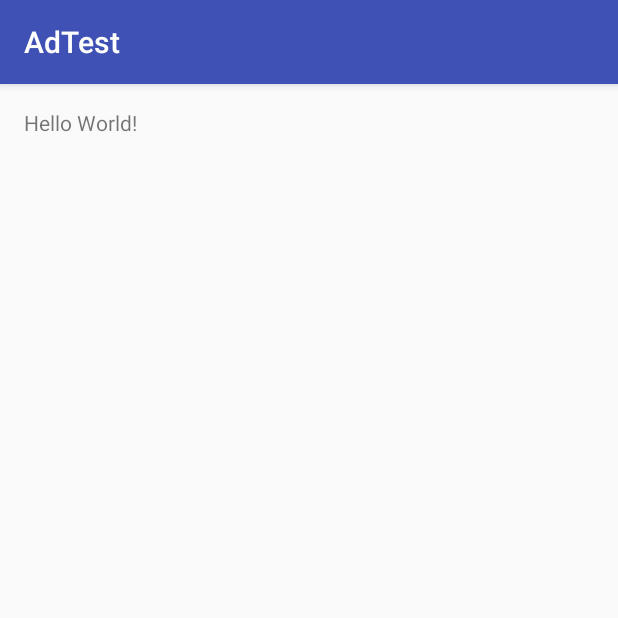
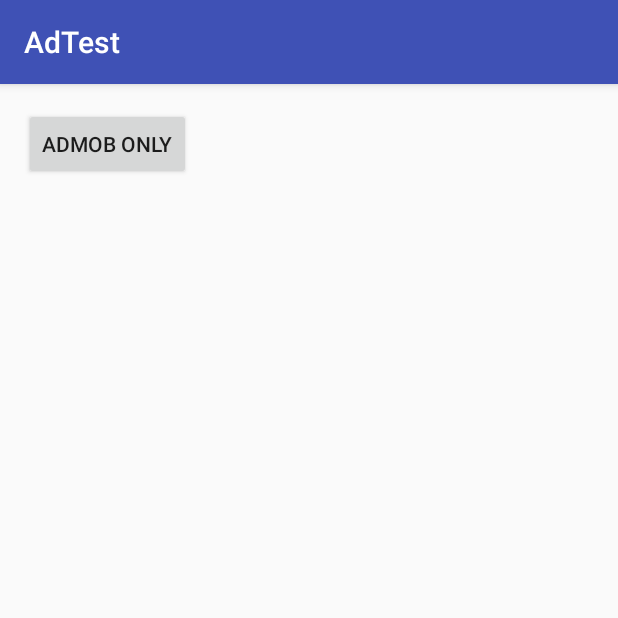
Before and after one commit to masaibar/AdTest, an Android app: the screen it shows after launch (MainActivity), on a phone screen of 412 x 824 dp, the top half of it. Run offline under Robolectric (Android 15) with nearby library versions, the phone set to English and light mode, and no system bars.

Commit message:
AdMob単体追加

```diff
--- a/app/build.gradle
+++ b/app/build.gradle
@@ -26,4 +26,8 @@ dependencies {
     })
     compile 'com.android.support:appcompat-v7:25.1.0'
     testCompile 'junit:junit:4.12'
+    compile 'com.google.firebase:firebase-ads:10.0.1'
+
 }
+
+apply plugin: 'com.google.gms.google-services'
--- /dev/null
+++ b/app/src/debug/res/values/strings.xml
@@ -0,0 +1,4 @@
+<?xml version="1.0" encoding="utf-8"?>
+<resources>
+    <string name="banner_ad_unit_id">ca-app-pub-3940256099942544/6300978111</string>
+</resources>
--- a/app/src/main/AndroidManifest.xml
+++ b/app/src/main/AndroidManifest.xml
@@ -1,6 +1,8 @@
 <?xml version="1.0" encoding="utf-8"?>
 <manifest package="com.masaibar.adtest"
           xmlns:android="http://schemas.android.com/apk/res/android">
+
+    <uses-permission android:name="android.permission.INTERNET"/>
 
     <application
         android:allowBackup="true"
@@ -15,6 +17,10 @@
                 <category android:name="android.intent.category.LAUNCHER"/>
             </intent-filter>
         </activity>
+        <activity
+            android:name=".AdmobOnlyActivity"
+            android:screenOrientation="portrait">
+        </activity>
     </application>
 
 </manifest>
--- a/app/src/main/java/com/masaibar/adtest/MainActivity.java
+++ b/app/src/main/java/com/masaibar/adtest/MainActivity.java
@@ -2,6 +2,7 @@ package com.masaibar.adtest;
 
 import android.support.v7.app.AppCompatActivity;
 import android.os.Bundle;
+import android.view.View;
 
 public class MainActivity extends AppCompatActivity {
 
@@ -9,5 +10,12 @@ public class MainActivity extends AppCompatActivity {
     protected void onCreate(Bundle savedInstanceState) {
         super.onCreate(savedInstanceState);
         setContentView(R.layout.activity_main);
+
+        findViewById(R.id.button_admob_only).setOnClickListener(new View.OnClickListener() {
+            @Override
+            public void onClick(View view) {
+                AdmobOnlyActivity.start(getApplicationContext());
+            }
+        });
     }
 }
--- a/app/src/main/res/layout/activity_main.xml
+++ b/app/src/main/res/layout/activity_main.xml
@@ -1,18 +1,20 @@
 <?xml version="1.0" encoding="utf-8"?>
-<RelativeLayout
+<LinearLayout
     android:id="@+id/activity_main"
     xmlns:android="http://schemas.android.com/apk/res/android"
     xmlns:tools="http://schemas.android.com/tools"
     android:layout_width="match_parent"
     android:layout_height="match_parent"
+    android:orientation="vertical"
     android:paddingBottom="@dimen/activity_vertical_margin"
     android:paddingLeft="@dimen/activity_horizontal_margin"
     android:paddingRight="@dimen/activity_horizontal_margin"
     android:paddingTop="@dimen/activity_vertical_margin"
     tools:context="com.masaibar.adtest.MainActivity">
 
-    <TextView
+    <Button
+        android:id="@+id/button_admob_only"
         android:layout_width="wrap_content"
         android:layout_height="wrap_content"
-        android:text="Hello World!"/>
-</RelativeLayout>
+        android:text="admob only"/>
+</LinearLayout>
--- a/app/src/main/res/values/strings.xml
+++ b/app/src/main/res/values/strings.xml
@@ -1,3 +1,4 @@
 <resources>
     <string name="app_name">AdTest</string>
+    <string name="banner_ad_unit_id">ca-app-pub-1115073286529988/9705977557</string>
 </resources>
--- a/build.gradle
+++ b/build.gradle
@@ -6,7 +6,7 @@ buildscript {
     }
     dependencies {
         classpath 'com.android.tools.build:gradle:2.2.3'
-
+        classpath 'com.google.gms:google-services:3.0.0'
         // NOTE: Do not place your application dependencies here; they belong
         // in the individual module build.gradle files
     }
```
Also changed, not shown: app/src/main/java/com/masaibar/adtest/AdmobOnlyActivity.java (added, +58 -0 lines), app/src/main/res/layout/activity_admob_only.xml (added, +20 -0 lines), 1 other file.
